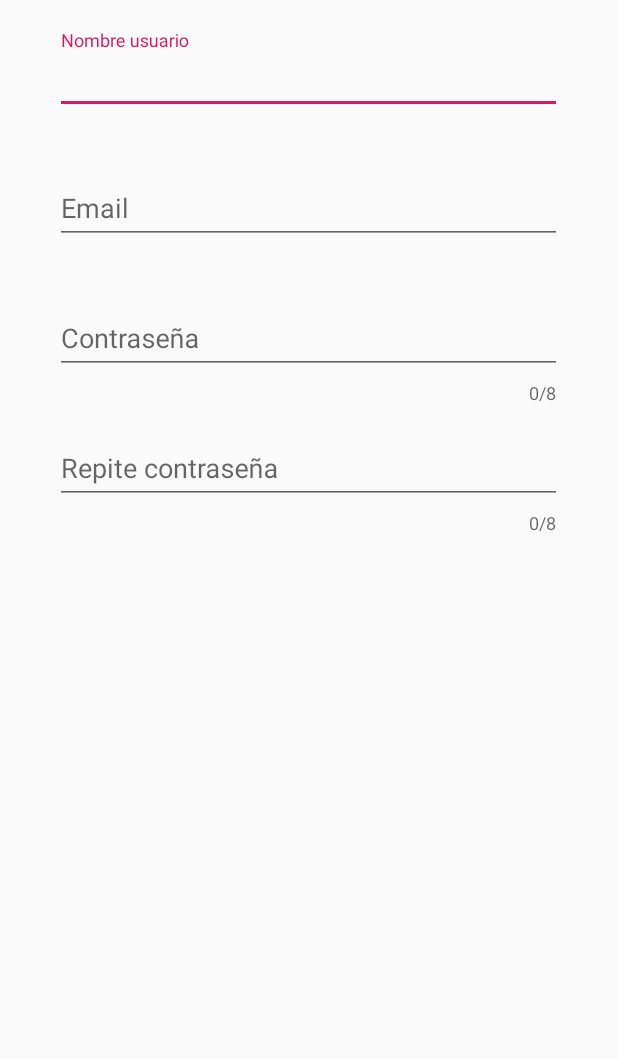
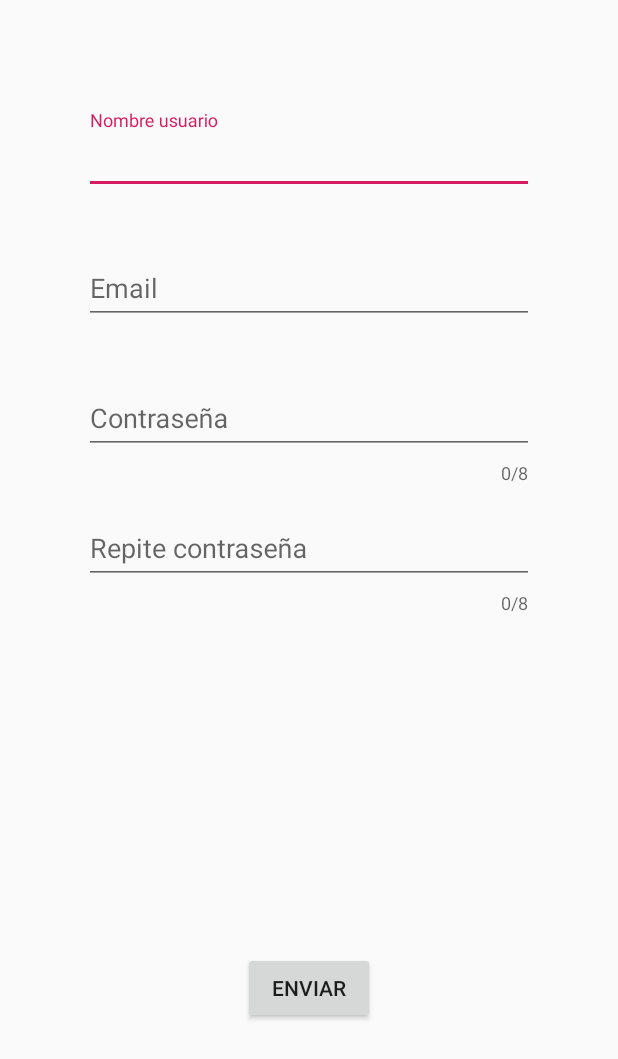
Before and after one commit to cmadrid19/CiroFitness, an Android app: the layout activity_sign_in.xml on its own in the app's theme, with its tools: preview values and no code run, on a phone screen of 412 x 824 dp. Shown: the top 1059 px of the screen. Run offline under Robolectric (Android 15) with nearby library versions, the phone set to English and light mode, and no system bars; network calls fail.

```diff
--- a/CiroFitness/app/build.gradle
+++ b/CiroFitness/app/build.gradle
@@ -14,6 +14,7 @@ android {
         versionCode 1
         versionName "1.0"
         testInstrumentationRunner "androidx.test.runner.AndroidJUnitRunner"
+        useLibrary "org.apache.http.legacy"
     }
     buildTypes {
         release {
@@ -34,4 +35,5 @@ dependencies {
     testImplementation 'junit:junit:4.12'
     androidTestImplementation 'androidx.test:runner:1.1.1'
     androidTestImplementation 'androidx.test.espresso:espresso-core:3.1.1'
+    implementation("com.squareup.okhttp3:okhttp:4.5.0")
 }
--- a/CiroFitness/app/src/main/AndroidManifest.xml
+++ b/CiroFitness/app/src/main/AndroidManifest.xml
@@ -13,8 +13,8 @@
         android:roundIcon="@mipmap/ic_launcher_round"
         android:supportsRtl="true"
         android:theme="@style/AppTheme">
-        <activity android:name=".Activities.SignInActivity"></activity>
-        <activity android:name=".Activities.MainActivity"
+        <activity android:name=".activities.SignUpActivity"></activity>
+        <activity android:name=".activities.MainActivity"
             android:theme="@style/Theme.AppCompat.Light.NoActionBar">
             <intent-filter>
                 <action android:name="android.intent.action.MAIN"
--- a/CiroFitness/app/src/main/res/layout/activity_sign_in.xml
+++ b/CiroFitness/app/src/main/res/layout/activity_sign_in.xml
@@ -4,61 +4,61 @@
     xmlns:tools="http://schemas.android.com/tools"
     android:layout_width="match_parent"
     android:layout_height="match_parent"
-    tools:context=".Activities.SignInActivity">
+    tools:context=".activities.SignUpActivity">
 
     <LinearLayout
         android:layout_width="match_parent"
         android:layout_height="match_parent"
-        android:orientation="horizontal"
+        android:gravity="center"
+        android:orientation="vertical"
         android:weightSum="100">
 
-        <Space
-            android:layout_width="wrap_content"
-            android:layout_height="wrap_content"
-            android:layout_weight="10"></Space>
 
         <LinearLayout
-            android:layout_width="wrap_content"
-            android:layout_height="wrap_content"
-            android:layout_weight="80"
-            android:orientation="vertical"
-            android:layout_marginTop="20dp">
+            android:layout_width="match_parent"
+            android:layout_height="0dp"
+            android:layout_weight="60"
+            android:gravity="center"
+            android:orientation="vertical">
 
             <com.google.android.material.textfield.TextInputLayout
-                android:layout_width="match_parent"
+                android:layout_width="300dp"
                 android:layout_height="wrap_content"
-                app:errorEnabled="true"
-                android:layout_marginBottom="@dimen/padding_10">
+                android:layout_marginBottom="@dimen/padding_10"
+                app:errorEnabled="true">
+
                 <com.google.android.material.textfield.TextInputEditText
                     android:id="@+id/cajaUser"
-                    android:layout_width="match_parent"
+                    android:layout_width="300dp"
                     android:layout_height="wrap_content"
                     android:hint="Nombre usuario"
-                    android:inputType="text"/>
+                    android:inputType="text" />
             </com.google.android.material.textfield.TextInputLayout>
 
             <com.google.android.material.textfield.TextInputLayout
-                android:layout_width="match_parent"
+                android:layout_width="300dp"
                 android:layout_height="wrap_content"
-                app:errorEnabled="true"
-                android:layout_marginBottom="@dimen/padding_10">
+                android:layout_marginBottom="@dimen/padding_10"
+                app:errorEnabled="true">
+
                 <com.google.android.material.textfield.TextInputEditText
                     android:id="@+id/cajaEmail"
                     android:layout_width="match_parent"
                     android:layout_height="wrap_content"
                     android:hint="Email"
-                    android:inputType="textEmailAddress"/>
+                    android:inputType="textEmailAddress" />
             </com.google.android.material.textfield.TextInputLayout>
 
             <com.google.android.material.textfield.TextInputLayout
-                android:layout_width="match_parent"
+                android:layout_width="300dp"
                 android:layout_height="wrap_content"
-                app:errorEnabled="true"
+                android:layout_marginBottom="@dimen/padding_10"
                 app:counterEnabled="true"
                 app:counterMaxLength="8"
-                android:layout_marginBottom="@dimen/padding_10">
+                app:errorEnabled="true">
+
                 <com.google.android.material.textfield.TextInputEditText
-                    android:id="@+id/cajaContraseña1"
+                    android:id="@+id/cajaPassword1"
                     android:layout_width="match_parent"
                     android:layout_height="wrap_content"
                     android:hint="Contraseña"
@@ -66,14 +66,15 @@
             </com.google.android.material.textfield.TextInputLayout>
 
             <com.google.android.material.textfield.TextInputLayout
-                android:layout_width="match_parent"
+                android:layout_width="300dp"
                 android:layout_height="wrap_content"
-                app:errorEnabled="true"
+                android:layout_marginBottom="@dimen/padding_10"
                 app:counterEnabled="true"
                 app:counterMaxLength="8"
-                android:layout_marginBottom="@dimen/padding_10">
+                app:errorEnabled="true">
+
                 <com.google.android.material.textfield.TextInputEditText
-                    android:id="@+id/cajaContraseña2"
+                    android:id="@+id/cajaPassword2"
                     android:layout_width="match_parent"
                     android:layout_height="wrap_content"
                     android:hint="Repite contraseña"
@@ -82,11 +83,19 @@
 
 
         </LinearLayout>
-        <Space
-            android:layout_width="wrap_content"
-            android:layout_height="wrap_content"
-            android:layout_weight="10"></Space>
+
+        <LinearLayout
+            android:layout_width="match_parent"
+            android:layout_height="0dp"
+            android:layout_weight="40"
+            android:gravity="center">
+
+            <Button
+                android:layout_width="wrap_content"
+                android:layout_height="wrap_content"
+                android:onClick="enviar"
+                android:text="@string/enviar"></Button>
+
+        </LinearLayout>
     </LinearLayout>
-
-
 </androidx.constraintlayout.widget.ConstraintLayout>
--- a/CiroFitness/app/src/main/res/values/strings.xml
+++ b/CiroFitness/app/src/main/res/values/strings.xml
@@ -6,4 +6,6 @@
     <string name="mantener_sesion">Mantener sesion</string>
     <string name="no_conectado">No conectado</string>
     <string name="sin_conexion_internet">No hay conexion a intenet</string>
+    <string name="validar">Validar</string>
+    <string name="enviar">Enviar</string>
 </resources>
```
Also changed, not shown: CiroFitness/app/src/main/java/com/example/cirofitness/Activities/MainActivity.kt (deleted, +0 -42 lines), CiroFitness/app/src/main/java/com/example/cirofitness/Activities/SignInActivity.kt (deleted, +0 -17 lines), CiroFitness/app/src/main/java/com/example/cirofitness/activities/MainActivity.kt (added, +47 -0 lines), CiroFitness/app/src/main/java/com/example/cirofitness/activities/SignUpActivity.kt (added, +98 -0 lines), CiroFitness/app/src/main/java/com/example/cirofitness/client/user.kt (added, +41 -0 lines), CiroFitness/app/src/main/java/com/example/cirofitness/constants/Routes.kt (added, +10 -0 lines), CiroFitness/app/src/main/res/layout/activity_main.xml (+71 -26 lines), 749 other files.
